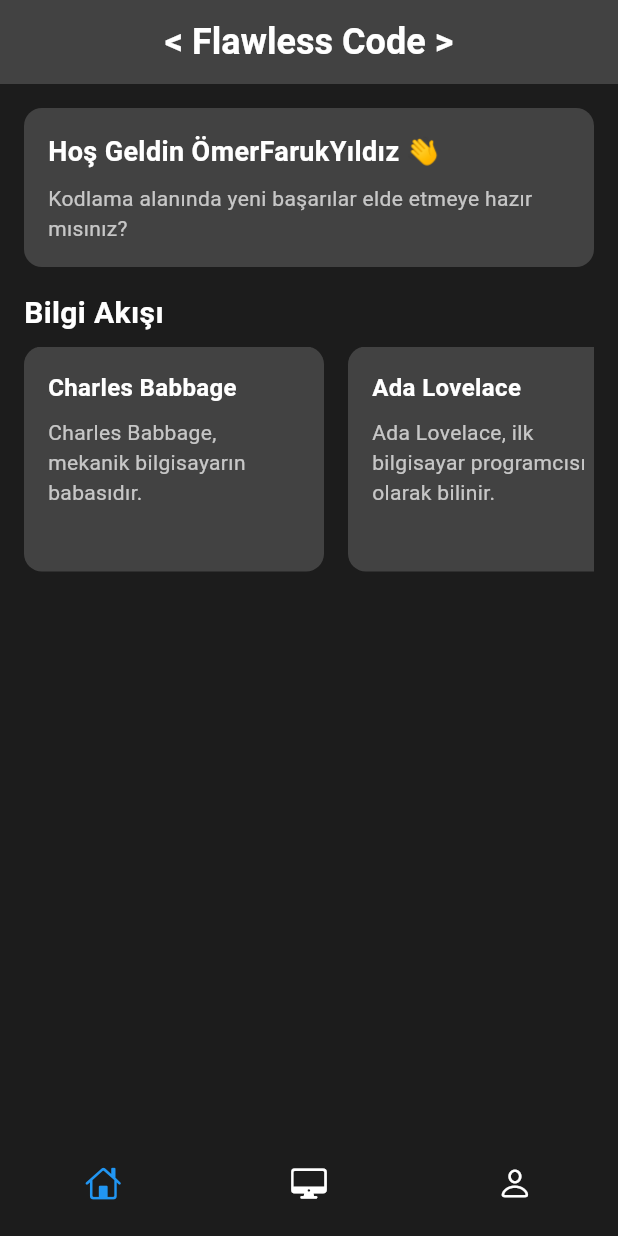
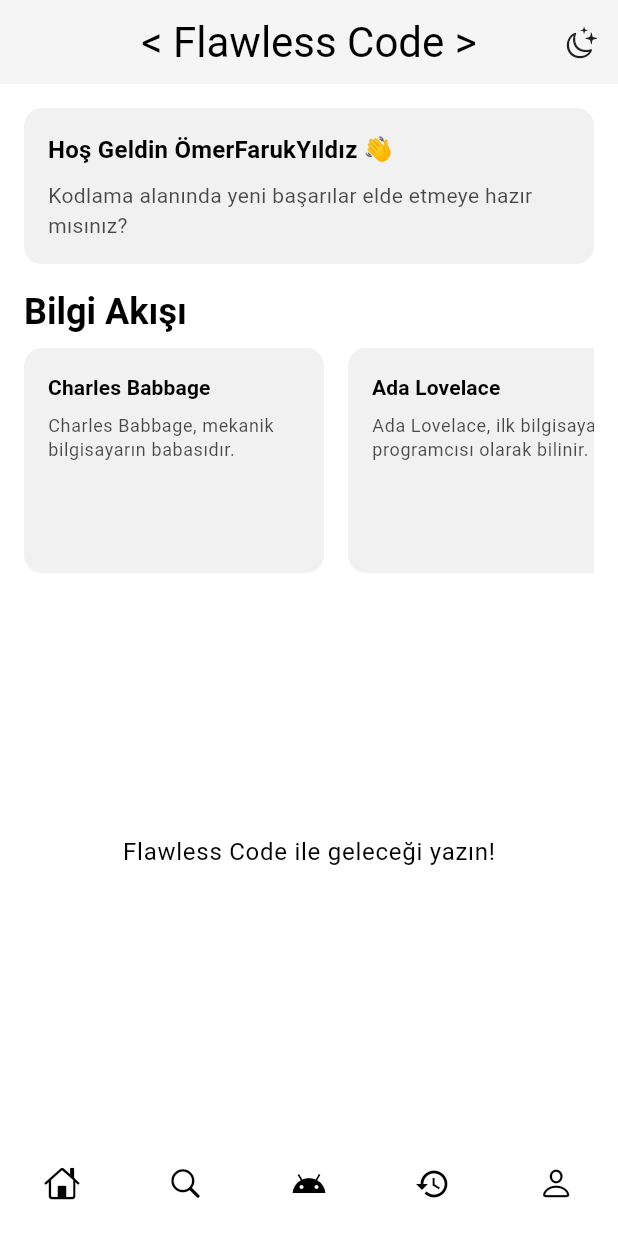
Before and after one commit to omerfaruk-yildiz/Flawless-Code, a Flutter app: the screen it shows after launch, on a phone screen of 412 x 824 dp. Run offline on Flutter 3.47's test engine with Material 3 defaults, Android fonts, the phone set to English and light mode, and no system bars; our stand-ins replace go_router, google_fonts.

Commit message:
gündüz gece modu ile ilgili değişiklik yaptım

```diff
--- a/lib/core/rotues.dart
+++ b/lib/core/rotues.dart
@@ -1,28 +1,23 @@
-import 'package:flutter_app/screens/lesson_screen.dart';
-import 'package:flutter_app/screens/profile_screen.dart';
+
 import 'package:go_router/go_router.dart';
-import '../screens/loading_screen.dart';
 import '../screens/home_screen.dart';
+import '../screens/lesson_screen.dart';
+import '../screens/profile_screen.dart';
 
-// Router yapılandırması
-final router = GoRouter(
-  initialLocation: '/',  // Başlangıç rotası
+final GoRouter router = GoRouter(
+  initialLocation: '/', // Başlangıç rotası
   routes: [
     GoRoute(
       path: '/',
-      builder: (context, state) => const LoadingScreen(),
+      builder: (context, state) => const HomeScreen(), // Ana ekran
     ),
     GoRoute(
-      path: '/home',
-      builder: (context, state) => const HomeScreen(),
-    ),
-        GoRoute(
       path: '/lesson',
-      builder: (context, state) => const LessonScreen(),
+      builder: (context, state) => const LessonScreen(), // Ders ekranı
     ),
     GoRoute(
       path: '/profile',
-      builder: (context, state) => const ProfileScreen (),
+      builder: (context, state) => const ProfileScreen(), // Profil ekranı
     ),
   ],
 );
--- a/lib/core/themes.dart
+++ b/lib/core/themes.dart
@@ -1 +1,83 @@
-//burada temalandırma + renkler + ... yazıcaz.
+import 'package:flutter/material.dart';
+import 'package:google_fonts/google_fonts.dart';
+
+// theme_provider.dart
+class ThemeProvider with ChangeNotifier {
+  bool _isDark = false; // Varsayılan tema
+  bool get isDark => _isDark;
+
+  void toggleTheme() {
+    _isDark = !_isDark;
+    notifyListeners(); // Tema değişikliğini dinleyicilere bildir
+  }
+}
+
+
+const darkColors = {
+  "primary": Color(0xFF1C1C1C),
+  "onPrimary": Colors.white,
+  "secondary": Colors.grey,
+  "onSecondary": Color(0xFFB0BEC5),
+  "background": Color(0xFF121212),
+  "onBackground": Colors.white,
+  "surface": Color(0xFF2C2C2C),
+  "onSurface": Colors.white,
+  "error": Colors.red,
+  "onError": Colors.white,
+};
+
+
+const lightColors = {
+  "primary": Color(0xFFF5F5F5), // Hafif açık gri
+  "onPrimary": Color(0xFF212121), // Koyu gri
+  "secondary": Color(0xFFBBDEFB), // Açık mavi
+  "onSecondary": Color(0xFF0D47A1), // Mavi ton
+  "background": Color(0xFFFFFFFF), // Beyaz
+  "onBackground": Color(0xFF000000), // Siyah
+  "surface": Color(0xFFF1F1F1), // Hafif açık gri
+  "onSurface": Color(0xFF000000), // Siyah
+  "error": Color(0xFFD32F2F), // Kırmızı
+  "onError": Color(0xFFFFFFFF), // Beyaz
+};
+
+
+final darkTheme = ThemeData(
+  brightness: Brightness.dark,
+  colorScheme: ColorScheme.dark(
+    primary: darkColors["primary"]!,
+    onPrimary: darkColors["onPrimary"]!,
+    secondary: darkColors["secondary"]!,
+    onSecondary: darkColors["onSecondary"]!,
+    background: darkColors["background"]!,
+    onBackground: darkColors["onBackground"]!,
+    surface: darkColors["surface"]!,
+    onSurface: darkColors["onSurface"]!,
+    error: darkColors["error"]!,
+    onError: darkColors["onError"]!,
+  ),
+  textTheme: GoogleFonts.robotoTextTheme().apply(
+    bodyColor: darkColors["onSurface"],
+    displayColor: darkColors["onSurface"],
+  ),
+);
+
+
+final lightTheme = ThemeData(
+  brightness: Brightness.light,
+  colorScheme: ColorScheme.light(
+    primary: lightColors["primary"]!,
+    onPrimary: lightColors["onPrimary"]!,
+    secondary: lightColors["secondary"]!,
+    onSecondary: lightColors["onSecondary"]!,
+    background: lightColors["background"]!,
+    onBackground: lightColors["onBackground"]!,
+    surface: lightColors["surface"]!,
+    onSurface: lightColors["onSurface"]!,
+    error: lightColors["error"]!,
+    onError: lightColors["onError"]!,
+  ),
+  textTheme: GoogleFonts.robotoTextTheme().apply(
+    bodyColor: lightColors["onSurface"],
+    displayColor: lightColors["onSurface"],
+  ),
+);
--- a/lib/main.dart
+++ b/lib/main.dart
@@ -1,9 +1,16 @@
 import 'package:flutter/material.dart';
-import 'package:flutter_app/core/rotues.dart';
+import 'package:provider/provider.dart';
+import 'core/rotues.dart'; // Yönlendirme rotaları
+import 'core/themes.dart'; // Tema yönetimi
 
 void main() {
-  WidgetsFlutterBinding.ensureInitialized();  // Flutter widget'larını başlat
-  runApp(const MyApp());
+  WidgetsFlutterBinding.ensureInitialized(); // Flutter widget'larını başlat
+  runApp(
+    ChangeNotifierProvider(
+      create: (_) => ThemeProvider(),
+      child: const MyApp(),
+    ),
+  );
 }
 
 class MyApp extends StatelessWidget {
@@ -11,14 +18,17 @@ class MyApp extends StatelessWidget {
 
   @override
   Widget build(BuildContext context) {
-    return MaterialApp.router(
-      title: 'Flutter App',
-      theme: ThemeData(
-        primarySwatch: Colors.blue,
-        visualDensity: VisualDensity.adaptivePlatformDensity,
-      ),
-      routerConfig: router,  // go_router yapılandırmamızı kullan
-      debugShowCheckedModeBanner: false,  // Debug bandını kaldır
+    return Consumer<ThemeProvider>(
+      builder: (context, themeProvider, child) {
+        return MaterialApp.router(
+          title: 'Flutter App',
+          themeMode: themeProvider.isDark ? ThemeMode.dark : ThemeMode.light, // Tema modu
+          theme: lightTheme, // Açık tema
+          darkTheme: darkTheme, // Koyu tema
+          routerConfig: router, // GoRouter yapılandırması
+          debugShowCheckedModeBanner: false, // Debug bandını kaldır
+        );
+      },
     );
   }
 }
--- a/lib/screens/home_screen.dart
+++ b/lib/screens/home_screen.dart
@@ -1,6 +1,9 @@
 import 'package:flutter/material.dart';
 import 'package:flutter/cupertino.dart';
 import 'package:flutter_app/widgets/bottom_menu.dart';
+import 'package:provider/provider.dart'; // Tema yönetimi için gerekli
+
+import '../core/themes.dart'; // Tema sağlayıcısı
 
 class HomeScreen extends StatelessWidget {
   const HomeScreen({super.key});
@@ -32,24 +35,28 @@ class HomeScreen extends StatelessWidget {
     ];
 
     return Scaffold(
-      backgroundColor: const Color(0xFF1C1C1C),
+      backgroundColor: Theme.of(context).colorScheme.background,
       // AppBar
       appBar: AppBar(
-        backgroundColor: Colors.grey[800],
+        backgroundColor: Theme.of(context).colorScheme.primary,
         centerTitle: true,
-        title: const Text(
+        title: Text(
           '< Flawless Code >',
-          style: TextStyle(
-            fontSize: 24, // Yazı boyutu
-            fontWeight: FontWeight.bold, // Kalınlaştırma
-            color: Colors.white, // Yazı rengi
+          style: Theme.of(context).textTheme.headlineMedium,
         ),
+        actions: [
+          IconButton(
+            icon: Icon(CupertinoIcons.moon_stars, color: Theme.of(context).colorScheme.onPrimary),
+            onPressed: () {
+              context.read<ThemeProvider>().toggleTheme();
+            },
           ),
+        ],
       ),
 
       // Ana içerik
       body: Padding(
-        padding: const EdgeInsets.all(16.0), // Kenarlardan boşluk
+        padding: const EdgeInsets.all(16.0),
         child: Column(
           crossAxisAlignment: CrossAxisAlignment.start,
           children: [
@@ -58,26 +65,24 @@ class HomeScreen extends StatelessWidget {
               width: double.infinity,
               padding: const EdgeInsets.all(16.0),
               decoration: BoxDecoration(
-                color: Colors.grey[800], // Kutunun arka plan rengi
-                borderRadius: BorderRadius.circular(12.0), // Kenar ovalleştirme
+                color: Theme.of(context).colorScheme.surface,
+                borderRadius: BorderRadius.circular(12.0),
               ),
-              child: const Column(
+              child: Column(
                 crossAxisAlignment: CrossAxisAlignment.start,
                 children: [
                   Text(
                     'Hoş Geldin ÖmerFarukYıldız 👋',
-                    style: TextStyle(
-                      fontSize: 18,
+                    style: Theme.of(context).textTheme.titleMedium?.copyWith(
                           fontWeight: FontWeight.bold,
-                      color: Colors.white,
+                          color: Theme.of(context).colorScheme.onSurface,
                         ),
                   ),
-                  SizedBox(height: 8.0),
+                  const SizedBox(height: 8.0),
                   Text(
                     'Kodlama alanında yeni başarılar elde etmeye hazır mısınız?',
-                    style: TextStyle(
-                      fontSize: 14,
-                      color: Colors.white70,
+                    style: Theme.of(context).textTheme.bodyMedium?.copyWith(
+                          color: Theme.of(context).colorScheme.onSurface.withOpacity(0.7),
                         ),
                   ),
                 ],
@@ -86,24 +91,27 @@ class HomeScreen extends StatelessWidget {
             const SizedBox(height: 16.0),
 
             // Kayan Bloglar
-            const Text(
+            Text(
               'Bilgi Akışı',
-              style: TextStyle(fontSize: 20, color: Colors.white, fontWeight: FontWeight.bold),
+              style: Theme.of(context).textTheme.headlineSmall?.copyWith(
+                    color: Theme.of(context).colorScheme.onBackground,
+                    fontWeight: FontWeight.bold,
+                  ),
             ),
             const SizedBox(height: 8.0),
             SizedBox(
-              height: 150, // Kartların yüksekliği
+              height: 150,
               child: ListView.builder(
-                scrollDirection: Axis.horizontal, // Yatay kaydırma
-                itemCount: blogList.length, // Blog sayısı
-                physics: const BouncingScrollPhysics(), // Hareketi sağlıyor
+                scrollDirection: Axis.horizontal,
+                itemCount: blogList.length,
+                physics: const BouncingScrollPhysics(),
                 itemBuilder: (context, index) {
-                  final blog = blogList[index]; // Dinamik içerik
+                  final blog = blogList[index];
                   return Container(
-                    width: 200, // Kartların genişliği
+                    width: 200,
                     margin: const EdgeInsets.only(right: 16.0),
                     decoration: BoxDecoration(
-                      color: Colors.grey[800],
+                      color: Theme.of(context).colorScheme.surface,
                       borderRadius: BorderRadius.circular(12.0),
                     ),
                     child: Padding(
@@ -113,16 +121,17 @@ class HomeScreen extends StatelessWidget {
                         children: [
                           Text(
                             blog["title"] ?? "Başlık Yok",
-                            style: const TextStyle(
-                              fontSize: 16,
-                              color: Colors.white,
+                            style: Theme.of(context).textTheme.titleSmall?.copyWith(
                                   fontWeight: FontWeight.bold,
+                                  color: Theme.of(context).colorScheme.onSurface,
                                 ),
                           ),
                           const SizedBox(height: 8),
                           Text(
                             blog["description"] ?? "Açıklama Yok",
-                            style: const TextStyle(color: Colors.white70, fontSize: 14),
+                            style: Theme.of(context).textTheme.bodySmall?.copyWith(
+                                  color: Theme.of(context).colorScheme.onSurface.withOpacity(0.7),
+                                ),
                           ),
                         ],
                       ),
@@ -131,16 +140,16 @@ class HomeScreen extends StatelessWidget {
                 },
               ),
             ),
-
             const SizedBox(height: 16.0),
 
             // Diğer içerik
             Expanded(
-              child: Container(
-                padding: const EdgeInsets.all(16),
-                child: const Text(
-                  '',
-                  style: TextStyle(color: Colors.white),
+              child: Center(
+                child: Text(
+                  'Flawless Code ile geleceği yazın!',
+                  style: Theme.of(context).textTheme.bodyLarge?.copyWith(
+                        color: Theme.of(context).colorScheme.onBackground,
+                      ),
                 ),
               ),
             ),
@@ -148,6 +157,7 @@ class HomeScreen extends StatelessWidget {
         ),
       ),
 
+      // Alt Menü
       bottomNavigationBar: BottomMenu(),
     );
   }
--- a/lib/screens/loading_screen.dart
+++ b/lib/screens/loading_screen.dart
@@ -1,5 +1,4 @@
 import 'dart:async';
-import 'dart:io';
 
 import 'package:flutter/material.dart';
 import 'package:flutter/cupertino.dart';
--- a/lib/widgets/bottom_menu.dart
+++ b/lib/widgets/bottom_menu.dart
@@ -7,10 +7,8 @@ class BottomMenu extends StatelessWidget {
     super.key,
   });
 
-   @override
+  @override
   Widget build(BuildContext context) {
-    String currentRoute = ModalRoute.of(context)?.settings.name ?? "/";
-
     return Container(
       height: 70,
       child: Row(
@@ -22,16 +20,30 @@ class BottomMenu extends StatelessWidget {
             },
             icon: Icon(
               CupertinoIcons.home,
-              color: currentRoute == "/home" ? Colors.blue : Colors.white,
             ),
           ),
           IconButton(
             onPressed: () {
-              context.go("/lesson");
+              context.go("/search");
             },
             icon: Icon(
-              CupertinoIcons.desktopcomputer,
-              color: currentRoute == "/lesson" ? Colors.blue : Colors.white,
+              CupertinoIcons.search,
+            ),
+          ),
+          IconButton(
+            onPressed: () {
+              context.go("/voice");
+            },
+            icon: Icon(
+              Icons.android,
+            ),
+          ),
+          IconButton(
+            onPressed: () {
+              context.go("/history");
+            },
+            icon: Icon(
+              Icons.history,
             ),
           ),
           IconButton(
@@ -40,7 +52,6 @@ class BottomMenu extends StatelessWidget {
             },
             icon: Icon(
               CupertinoIcons.person,
-              color: currentRoute == "/profile" ? Colors.blue : Colors.white,
             ),
           ),
         ],
--- a/pubspec.yaml
+++ b/pubspec.yaml
@@ -12,6 +12,8 @@ dependencies:
     sdk: flutter
   flutter_secure_storage: ^9.2.2
   go_router: ^14.6.2
+  google_fonts: ^6.2.1
+  provider: ^6.1.2
   shared_preferences: ^2.3.3
 
 dev_dependencies:
```
Lines whose indentation alone changed are shown as unchanged.
